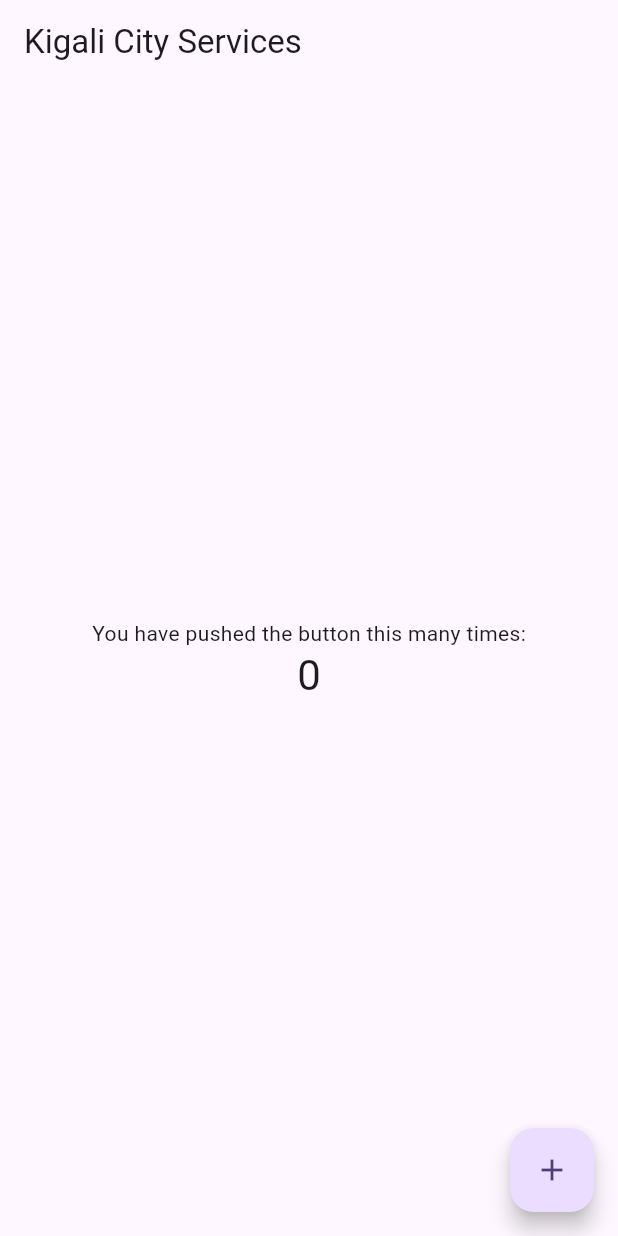
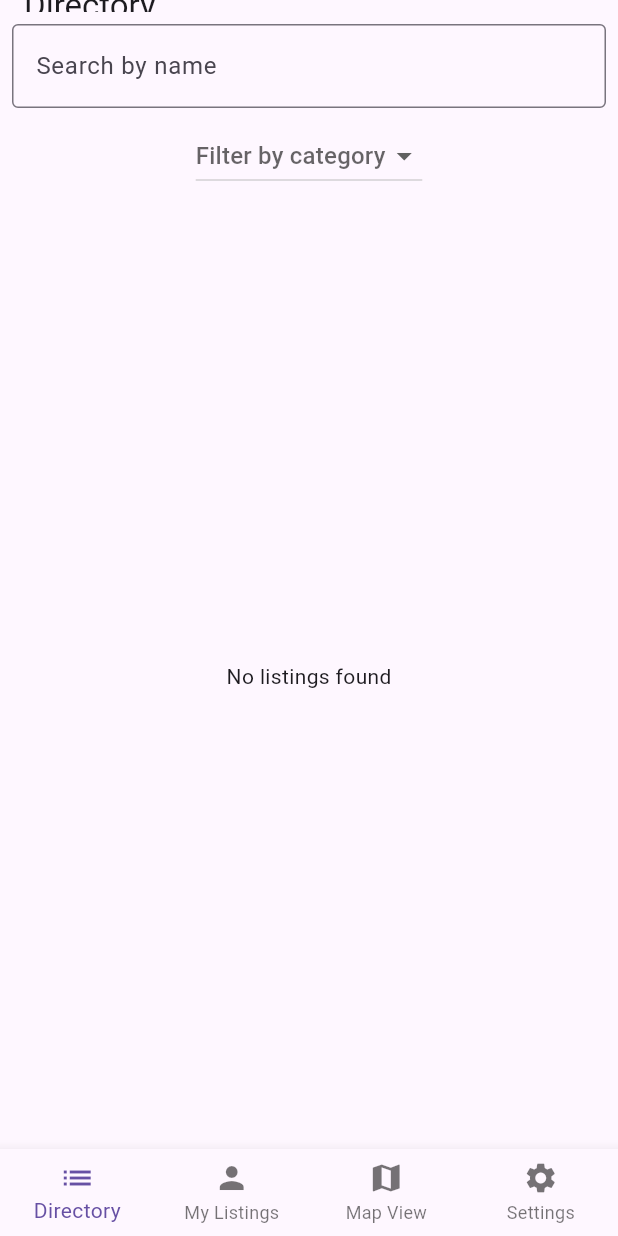
Before and after one commit to Hakim-morsal2244/kigali_city_services, a Flutter app: the screen it shows after launch, on a phone screen of 412 x 824 dp. Run offline on Flutter 3.47's test engine with Material 3 defaults, Android fonts, the phone set to English and light mode, and no system bars; our stand-ins replace cloud_firestore, firebase_auth, firebase_core; accounts and stored records are empty.

```diff
--- a/lib/main.dart
+++ b/lib/main.dart
@@ -1,13 +1,26 @@
 import 'package:flutter/material.dart';
+import 'package:provider/provider.dart';
 import 'package:firebase_core/firebase_core.dart';
 import 'firebase_options.dart';
+import 'providers/listing_provider.dart';
+import 'screens/bottom_nav.dart';
+import 'services/auth_service.dart';
 
 void main() async {
   WidgetsFlutterBinding.ensureInitialized();
   await Firebase.initializeApp(
     options: DefaultFirebaseOptions.currentPlatform,
   );
-  runApp(const MyApp());
+
+  runApp(
+    MultiProvider(
+      providers: [
+        ChangeNotifierProvider(create: (_) => ListingProvider()),
+        Provider(create: (_) => AuthService()),
+      ],
+      child: const MyApp(),
+    ),
+  );
 }
 
 class MyApp extends StatelessWidget {
@@ -17,48 +30,8 @@ class MyApp extends StatelessWidget {
   Widget build(BuildContext context) {
     return MaterialApp(
       title: 'Kigali City Services',
-      theme: ThemeData(
-        colorScheme: ColorScheme.fromSeed(seedColor: Colors.deepPurple),
-        useMaterial3: true,
-      ),
-      home: const MyHomePage(),
+      theme: ThemeData(primarySwatch: Colors.blue),
+      home: const BottomNav(),
     );
   }
 }
-
-class MyHomePage extends StatefulWidget {
-  const MyHomePage({super.key});
-
-  @override
-  State<MyHomePage> createState() => _MyHomePageState();
-}
-
-class _MyHomePageState extends State<MyHomePage> {
-  int _counter = 0;
-
-  void _incrementCounter() {
-    setState(() {
-      _counter++;
-    });
-  }
-
-  @override
-  Widget build(BuildContext context) {
-    return Scaffold(
-      appBar: AppBar(title: const Text('Kigali City Services')),
-      body: Center(
-        child: Column(
-          mainAxisAlignment: MainAxisAlignment.center,
-          children: [
-            const Text('You have pushed the button this many times:'),
-            Text('$_counter', style: Theme.of(context).textTheme.headlineMedium),
-          ],
-        ),
-      ),
-      floatingActionButton: FloatingActionButton(
-        onPressed: _incrementCounter,
-        child: const Icon(Icons.add),
-      ),
-    );
-  }
-}
--- /dev/null
+++ b/lib/providers/listing_provider.dart
@@ -0,0 +1,61 @@
+import 'package:flutter/material.dart';
+import 'package:cloud_firestore/cloud_firestore.dart';
+import 'package:firebase_auth/firebase_auth.dart';
+
+class ListingProvider extends ChangeNotifier {
+  final CollectionReference listings =
+      FirebaseFirestore.instance.collection('listings');
+
+  List<Map<String, dynamic>> _items = [];
+  List<Map<String, dynamic>> get items => _items;
+
+  ListingProvider() {
+    _fetchListings();
+  }
+
+  Future<void> _fetchListings() async {
+    listings.snapshots().listen((snapshot) {
+      _items = snapshot.docs.map((doc) => {'id': doc.id, ...doc.data() as Map<String, dynamic>}).toList();
+      notifyListeners();
+    });
+  }
+
+  Future<void> addListing({
+    required String name,
+    required String category,
+    required String address,
+    required String contact,
+    required String description,
+    required double lat,
+    required double lng,
+  }) async {
+    final uid = FirebaseAuth.instance.currentUser!.uid;
+    await listings.add({
+      'name': name,
+      'category': category,
+      'address': address,
+      'contact': contact,
+      'description': description,
+      'lat': lat,
+      'lng': lng,
+      'createdBy': uid,
+      'timestamp': Timestamp.now(),
+    });
+  }
+
+  Future<void> updateListing(String id, Map<String, dynamic> data) async {
+    await listings.doc(id).update(data);
+  }
+
+  Future<void> deleteListing(String id) async {
+    await listings.doc(id).delete();
+  }
+
+  List<Map<String, dynamic>> search(String query, String? category) {
+    return _items.where((item) {
+      final matchesQuery = item['name'].toLowerCase().contains(query.toLowerCase());
+      final matchesCategory = category == null || category == '' || item['category'] == category;
+      return matchesQuery && matchesCategory;
+    }).toList();
+  }
+}
--- /dev/null
+++ b/lib/screens/bottom_nav.dart
@@ -0,0 +1,41 @@
+import 'package:flutter/material.dart';
+import 'directory_screen.dart';
+import 'my_listings_screen.dart';
+import 'map_screen.dart';
+import 'settings_screen.dart';
+
+class BottomNav extends StatefulWidget {
+  const BottomNav({super.key});
+
+  @override
+  State<BottomNav> createState() => _BottomNavState();
+}
+
+class _BottomNavState extends State<BottomNav> {
+  int _currentIndex = 0;
+
+  final List<Widget> _screens = const [
+    DirectoryScreen(),
+    MyListingsScreen(),
+    MapScreen(),
+    SettingsScreen(),
+  ];
+
+  @override
+  Widget build(BuildContext context) {
+    return Scaffold(
+      body: _screens[_currentIndex],
+      bottomNavigationBar: BottomNavigationBar(
+        currentIndex: _currentIndex,
+        type: BottomNavigationBarType.fixed,
+        items: const [
+          BottomNavigationBarItem(icon: Icon(Icons.list), label: "Directory"),
+          BottomNavigationBarItem(icon: Icon(Icons.person), label: "My Listings"),
+          BottomNavigationBarItem(icon: Icon(Icons.map), label: "Map View"),
+          BottomNavigationBarItem(icon: Icon(Icons.settings), label: "Settings"),
+        ],
+        onTap: (index) => setState(() => _currentIndex = index),
+      ),
+    );
+  }
+}
--- /dev/null
+++ b/lib/screens/directory_screen.dart
@@ -0,0 +1,78 @@
+import 'package:flutter/material.dart';
+import 'package:provider/provider.dart';
+import '../providers/listing_provider.dart';
+import 'detail_screen.dart';
+
+class DirectoryScreen extends StatefulWidget {
+  const DirectoryScreen({super.key});
+
+  @override
+  State<DirectoryScreen> createState() => _DirectoryScreenState();
+}
+
+class _DirectoryScreenState extends State<DirectoryScreen> {
+  String searchQuery = '';
+  String? filterCategory;
+
+  @override
+  Widget build(BuildContext context) {
+    final provider = Provider.of<ListingProvider>(context);
+    final listings = provider.search(searchQuery, filterCategory);
+
+    return Scaffold(
+      appBar: AppBar(
+        title: const Text("Directory"),
+        bottom: PreferredSize(
+          preferredSize: const Size.fromHeight(80),
+          child: Padding(
+            padding: const EdgeInsets.all(8.0),
+            child: Column(
+              children: [
+                TextField(
+                  decoration: const InputDecoration(
+                    hintText: 'Search by name',
+                    border: OutlineInputBorder(),
+                  ),
+                  onChanged: (val) => setState(() => searchQuery = val),
+                ),
+                const SizedBox(height: 8),
+                DropdownButton<String>(
+                  value: filterCategory,
+                  hint: const Text("Filter by category"),
+                  items: [
+                    'Hospital',
+                    'Police Station',
+                    'Library',
+                    'Restaurant',
+                    'Café',
+                    'Park',
+                    'Tourist Attraction',
+                  ].map((c) => DropdownMenuItem(value: c, child: Text(c))).toList(),
+                  onChanged: (val) => setState(() => filterCategory = val),
+                ),
+              ],
+            ),
+          ),
+        ),
+      ),
+      body: listings.isEmpty
+          ? const Center(child: Text("No listings found"))
+          : ListView.builder(
+              itemCount: listings.length,
+              itemBuilder: (_, index) {
+                final item = listings[index];
+                return ListTile(
+                  title: Text(item['name']),
+                  subtitle: Text(item['category']),
+                  onTap: () => Navigator.push(
+                    context,
+                    MaterialPageRoute(
+                      builder: (_) => DetailScreen(listing: item),
+                    ),
+                  ),
+                );
+              },
+            ),
+    );
+  }
+}
--- /dev/null
+++ b/lib/services/firestore_service.dart
@@ -0,0 +1,24 @@
+import 'package:cloud_firestore/cloud_firestore.dart';
+
+class FirestoreService {
+
+  final collection =
+      FirebaseFirestore.instance.collection("listings");
+
+  Stream<QuerySnapshot> getListings(){
+    return collection.snapshots();
+  }
+
+  Future addListing(Map<String,dynamic> data){
+    return collection.add(data);
+  }
+
+  Future updateListing(String id,Map<String,dynamic> data){
+    return collection.doc(id).update(data);
+  }
+
+  Future deleteListing(String id){
+    return collection.doc(id).delete();
+  }
+
+}
```
Also changed, not shown: lib/models/listing.dart (added, +39 -0 lines), lib/screens/add_listing_screen.dart (added, +73 -0 lines), lib/screens/detail_screen.dart (added, +45 -0 lines), lib/screens/home_screen.dart (added, +107 -0 lines), lib/screens/map_screen.dart (added, +18 -0 lines), lib/screens/my_listings_screen.dart (added, +42 -0 lines), lib/screens/settings_screen.dart (added, +63 -0 lines), lib/services/auth_service.dart (added, +41 -0 lines), pubspec.yaml (+9 -4 lines), lib/screens/login_screen.dart (added), lib/screens/register_screen.dart (added), lib/widgets/listing_card.dart (added), pubspec.lock, 9 other files.
